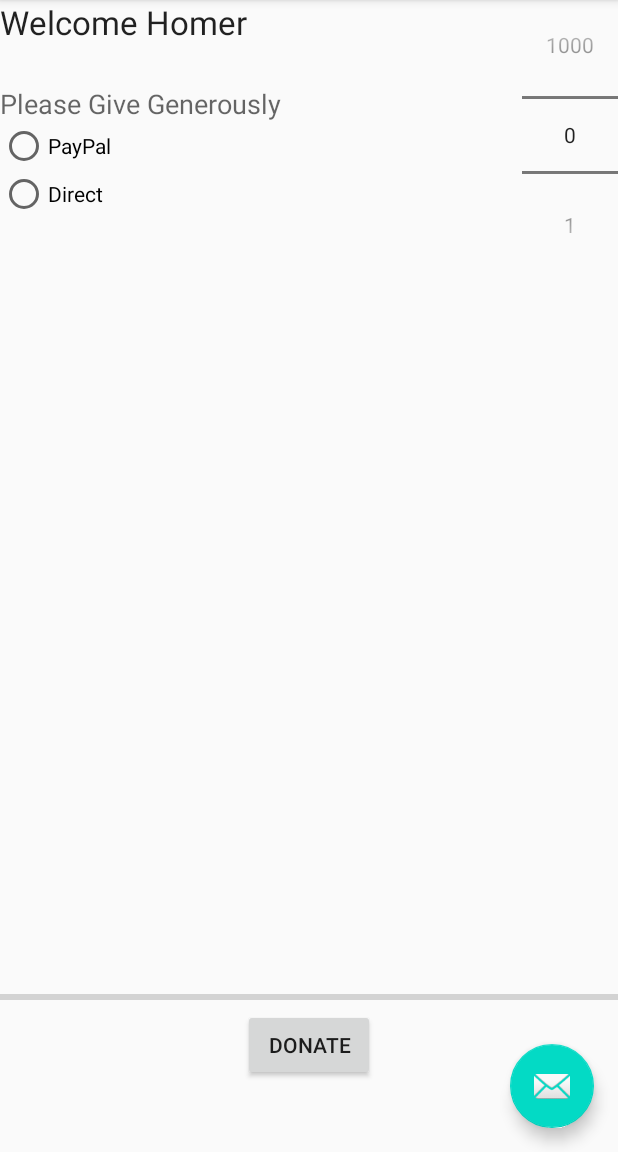
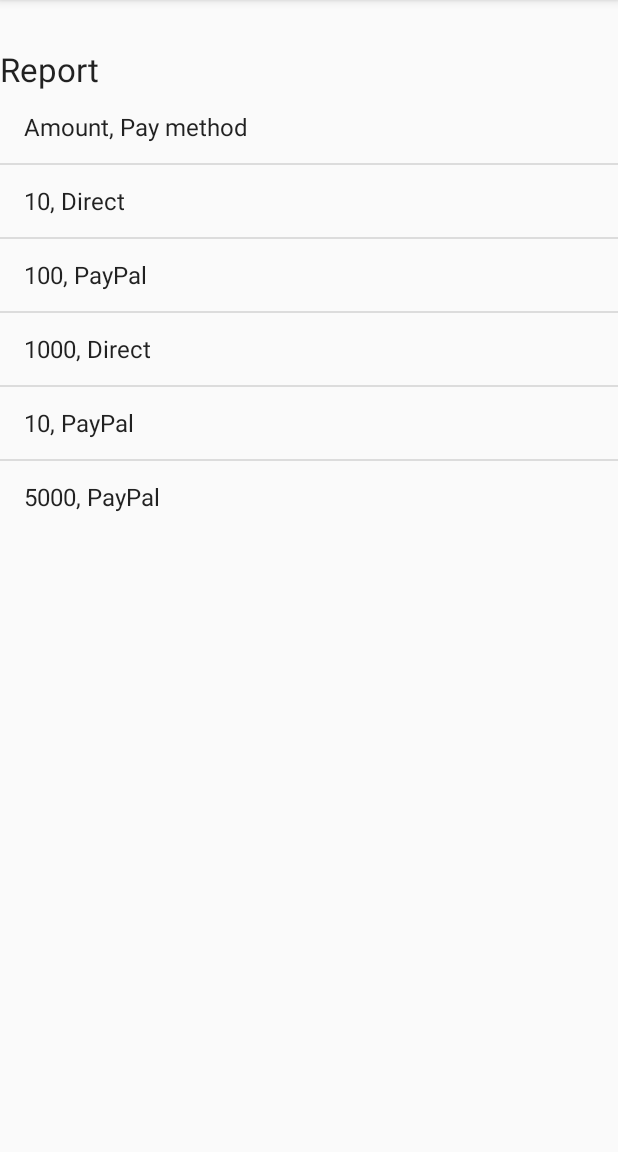
Before and after one commit to PeinHatake/Donation, an Android app: the screen it shows after launch (MainActivity before the commit, Report after it), in the options menu, after a tap on "Report", on a phone screen of 412 x 824 dp, the part 84-1236 px from its top. Run offline under Robolectric (Android 15) with nearby library versions, the phone set to English and light mode, and no system bars.

Commit message:
update week06

```diff
--- a/app/src/main/AndroidManifest.xml
+++ b/app/src/main/AndroidManifest.xml
@@ -10,6 +10,9 @@
         android:supportsRtl="true"
         android:theme="@style/Theme.Donation10">
         <activity
+            android:name=".activities.Report"
+            android:exported="true" />
+        <activity
             android:name=".activities.MainActivity"
             android:exported="true"
             android:label="@string/app_name"
@@ -20,6 +23,8 @@
                 <category android:name="android.intent.category.LAUNCHER" />
             </intent-filter>
         </activity>
+
+
     </application>
 
 </manifest>
--- a/app/src/main/java/ie/app/activities/MainActivity.java
+++ b/app/src/main/java/ie/app/activities/MainActivity.java
@@ -1,4 +1,5 @@
 package ie.app.activities;
+import android.content.Intent;
 import android.os.Bundle;
 import android.support.design.widget.FloatingActionButton;
 import android.support.design.widget.Snackbar;
@@ -58,13 +59,11 @@ public class MainActivity extends AppCompatActivity {
         return true;
     }
     @Override
-    public boolean onOptionsItemSelected(MenuItem item) {
+    public boolean onOptionsItemSelected(MenuItem item)
+    {
         switch (item.getItemId())
         {
-            case R.id.menuReport:
-                Toast toast = Toast.makeText(this, "Report Selected",
-                        Toast.LENGTH_SHORT);
-                toast.show();
+            case R.id.menuReport : startActivity (new Intent(this, Report.class));
                 break;
         }
         return super.onOptionsItemSelected(item);
--- /dev/null
+++ b/app/src/main/java/ie/app/activities/Report.java
@@ -0,0 +1,49 @@
+package ie.app.activities;
+import android.content.Intent;
+import android.support.v7.app.AppCompatActivity;
+import android.os.Bundle;
+import android.app.Activity;
+import android.view.Menu;
+import android.view.MenuItem;
+import android.widget.ArrayAdapter;
+import android.widget.ListView;
+import ie.app.R;
+public class Report extends AppCompatActivity
+{
+    ListView listView;
+    static final String[] numbers = new String[] {
+            "Amount, Pay method",
+            "10, Direct",
+            "100, PayPal",
+            "1000, Direct",
+            "10, PayPal",
+            "5000, PayPal"};
+    @Override
+    public void onCreate(Bundle savedInstanceState)
+    {
+        super.onCreate(savedInstanceState);
+        setContentView(R.layout.activity_report);
+        listView = (ListView) findViewById(R.id.reportList);
+        ArrayAdapter<String> adapter = new ArrayAdapter<String>(this,
+                android.R.layout.simple_list_item_1, numbers);
+        listView.setAdapter(adapter);
+    }
+
+    @Override
+    public boolean onCreateOptionsMenu(Menu menu) {
+        // Inflate the menu; this adds items to the action bar if it is present.
+        getMenuInflater().inflate(R.menu.menu_donate, menu);
+        return true;
+    }
+
+    @Override
+    public boolean onOptionsItemSelected(MenuItem item)
+    {
+        switch (item.getItemId())
+        {
+            case R.id.donate_menu: startActivity (new Intent(this, MainActivity.class));
+                break;
+        }
+        return super.onOptionsItemSelected(item);
+    }
+}
--- /dev/null
+++ b/app/src/main/res/layout/activity_report.xml
@@ -0,0 +1,22 @@
+<?xml version="1.0" encoding="utf-8"?>
+<RelativeLayout xmlns:android="http://schemas.android.com/apk/res/android"
+    android:orientation="vertical" android:layout_width="match_parent"
+    android:layout_height="match_parent">
+    <TextView
+        android:layout_width="wrap_content"
+        android:layout_height="wrap_content"
+        android:textAppearance="?android:attr/textAppearanceLarge"
+        android:text="@string/reportTitle"
+        android:id="@+id/reportTitle"
+        android:layout_marginLeft="0dp"
+        android:layout_marginTop="31dp"
+        android:layout_alignParentTop="true"
+        android:layout_alignParentStart="true"
+        android:layout_alignParentEnd="true" />
+    <ListView
+        android:layout_width="wrap_content"
+        android:layout_height="wrap_content"
+        android:id="@+id/reportList"
+        android:layout_below="@+id/reportTitle"
+        android:layout_alignParentStart="true" />
+</RelativeLayout>
--- /dev/null
+++ b/app/src/main/res/menu/menu_donate.xml
@@ -0,0 +1,20 @@
+<menu xmlns:android="http://schemas.android.com/apk/res/android"
+    xmlns:app="http://schemas.android.com/apk/res-auto"
+    xmlns:tools="http://schemas.android.com/tools"
+    tools:context="ie.app.activities.MainActivity">
+    <item
+        android:id="@+id/action_settings"
+        android:orderInCategory="100"
+        android:title="@string/action_settings"
+        app:showAsAction="never" />
+    <item
+        android:id="@+id/menuReport"
+        android:orderInCategory="100"
+        android:title="@string/menuReport"
+        app:showAsAction="never"/>
+    <item
+        android:id="@+id/donate_menu"
+        android:orderInCategory="100"
+        android:title="@string/donate_menu"
+        app:showAsAction="never" />
+</menu>
--- a/app/src/main/res/values/strings.xml
+++ b/app/src/main/res/values/strings.xml
@@ -7,4 +7,7 @@
     <string name="paypal">PayPal</string>
     <string name="direct">Direct</string>
     <string name="menuReport">Report</string>
+    <string name="reportTitle">Report</string>
+    <string name="donate_menu">Donate</string>
+
 </resources>
```
